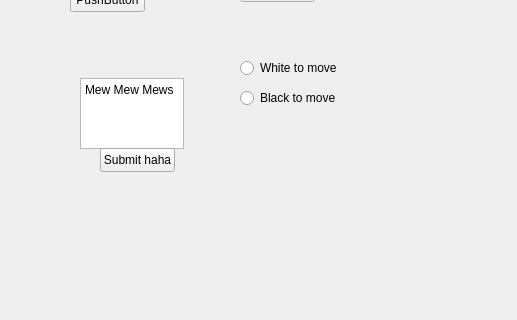
First picture: the form in untitled.ui, repository davidzhengyes/ChessFENAgain, before the edit; both pictures show x 0 to 517 and y 81 to 401 of the 800 by 600 pixel window.
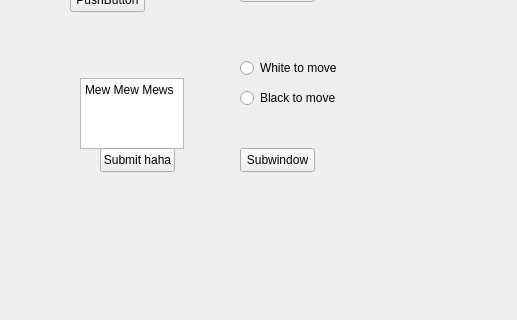
Second picture: the form after the edit.

```diff
--- a/untitled.ui
+++ b/untitled.ui
@@ -99,6 +99,19 @@
      <string>Submit haha</string>
     </property>
    </widget>
+   <widget class="QPushButton" name="subwindow_0">
+    <property name="geometry">
+     <rect>
+      <x>240</x>
+      <y>210</y>
+      <width>75</width>
+      <height>24</height>
+     </rect>
+    </property>
+    <property name="text">
+     <string>Subwindow</string>
+    </property>
+   </widget>
   </widget>
   <widget class="QMenuBar" name="menubar">
    <property name="geometry">
```
